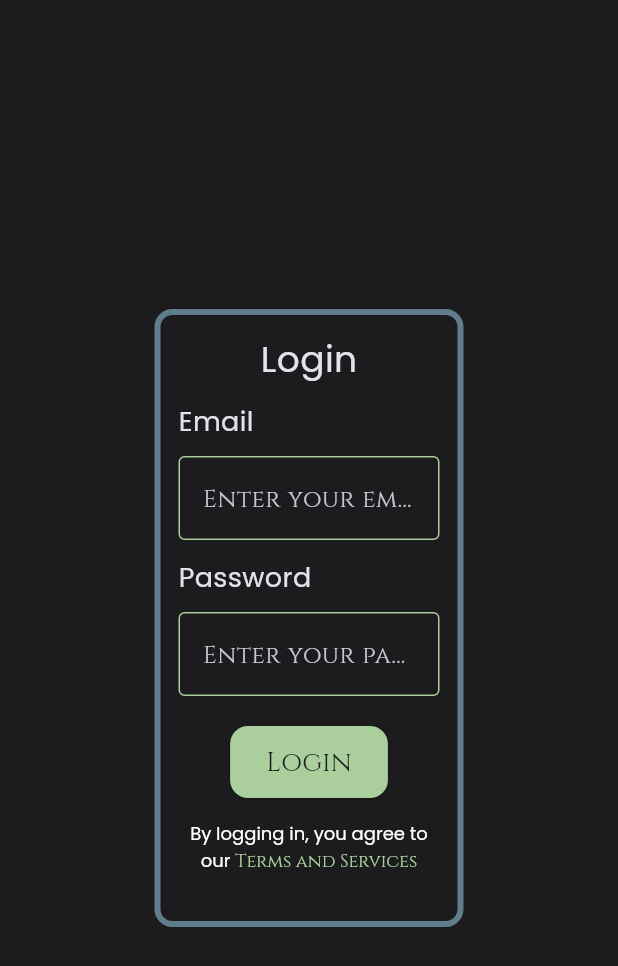
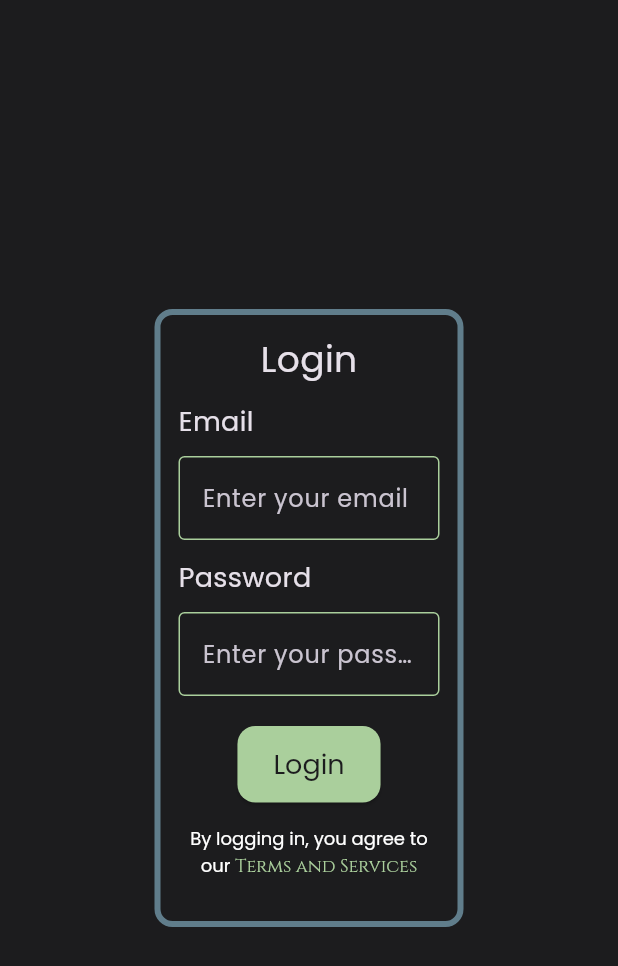
Before and after one commit to UmaanBanjara/SecretSauce, a Flutter app: the LoginScreen screen opened by its route, on a phone screen of 412 x 824 dp. Shown: the top 966 px of the screen. Run offline on Flutter 3.47's test engine with Material 3 defaults, Android fonts, the phone set to English and light mode, and no system bars; our stand-ins replace dio, flutter_riverpod, go_router, google_fonts, riverpod.

Commit message:
changed font to Poppins app wide

```diff
--- a/secretsauce/lib/core/theme/app_theme.dart
+++ b/secretsauce/lib/core/theme/app_theme.dart
@@ -15,7 +15,7 @@ class SecretSauceTheme{
           borderRadius: BorderRadius.circular(12)
         ),
         textStyle: TextStyle(
-          fontFamily: GoogleFonts.cinzel().fontFamily,
+          fontFamily: GoogleFonts.poppins().fontFamily,
           fontSize: 18
         )
       )
@@ -29,7 +29,7 @@ class SecretSauceTheme{
 
       ),
       hintStyle: TextStyle(
-        fontFamily: GoogleFonts.cinzel().fontFamily,
+        fontFamily: GoogleFonts.poppins().fontFamily,
 
       ),
       enabledBorder: OutlineInputBorder(
@@ -39,7 +39,7 @@ class SecretSauceTheme{
         borderSide: BorderSide(color : Colors.grey)
       ),
       labelStyle: TextStyle(
-        fontFamily: GoogleFonts.cinzel().fontFamily,
+        fontFamily: GoogleFonts.poppins().fontFamily,
       ),
 
     ),
```
